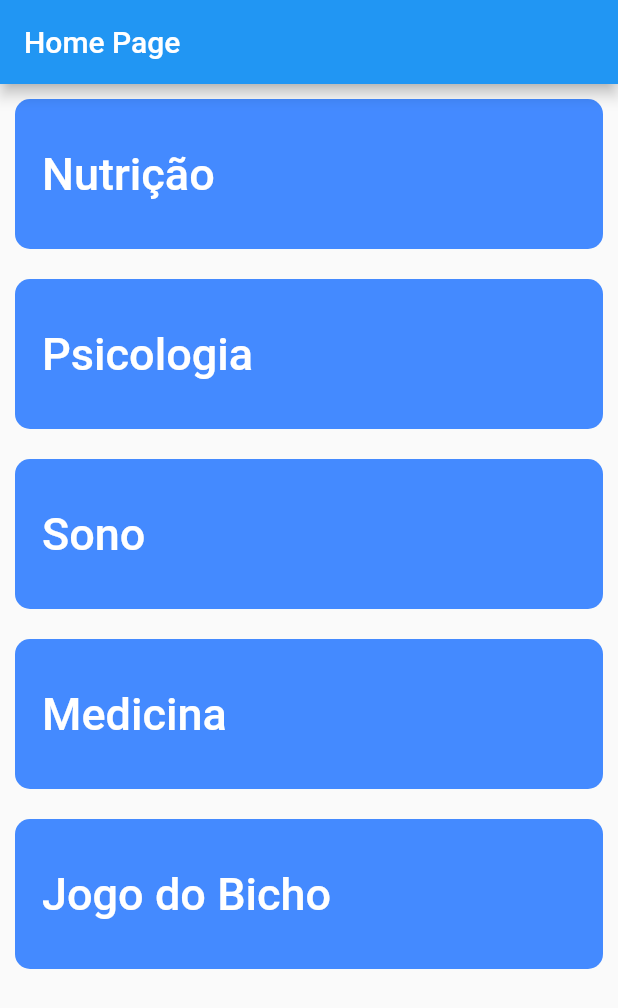
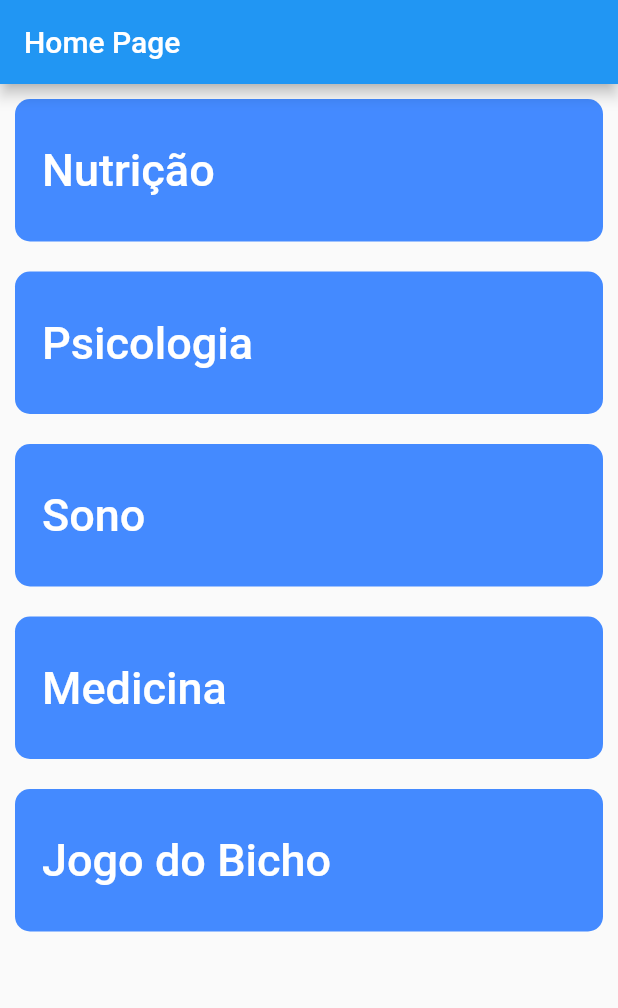
Before and after one commit to lutzzdias/calendar-flutter, a Flutter app: the screen it shows after launch, on a phone screen of 412 x 824 dp. Shown: the top 1008 px of the screen. Run offline on Flutter 3.47's test engine with Material 2 defaults, Android fonts, the phone set to English and light mode, and no system bars.

Commit message:
Removed useless constraints and changed textbutton size

```diff
--- a/lib/Presentation/Widgets/HomePage/home_button.dart
+++ b/lib/Presentation/Widgets/HomePage/home_button.dart
@@ -16,10 +16,9 @@ class HomeButton extends StatelessWidget {
         color: Colors.blueAccent,
         borderRadius: BorderRadius.circular(10),
       ),
-      constraints: const BoxConstraints.expand(height: 100),
       child: TextButton(
         style: TextButton.styleFrom(
-            minimumSize: const Size.fromHeight(100),
+            minimumSize: const Size.fromHeight(75),
             alignment: Alignment.centerLeft),
         child: Text(
           title,
```
